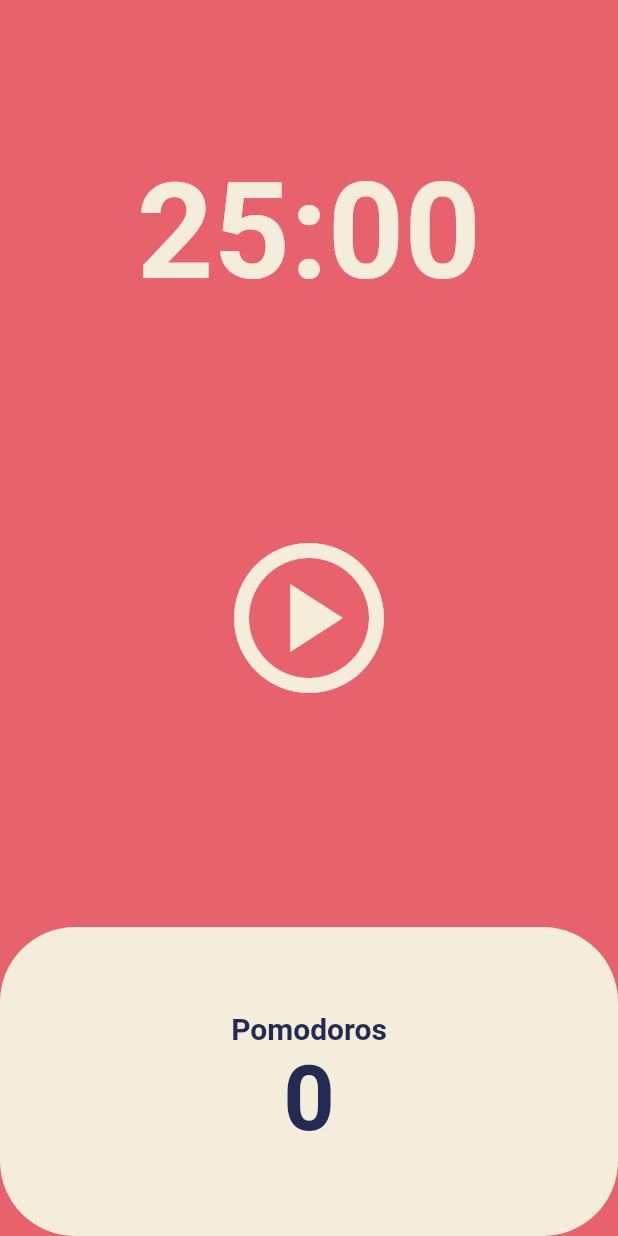
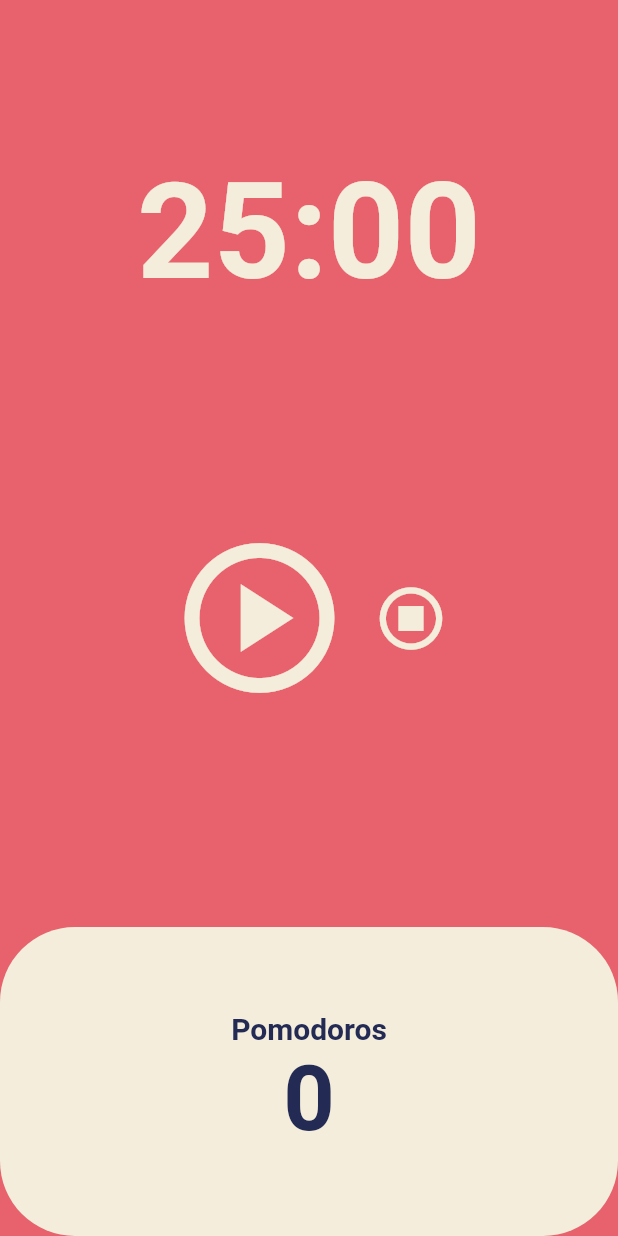
Before and after one commit to Kang-Seonggyu/Nomad_flutter_webtoon, a Flutter app: the screen it shows after launch, on a phone screen of 412 x 824 dp. Run offline on Flutter 3.47's test engine with Material 2 defaults, Android fonts, the phone set to English and light mode, and no system bars.

Commit message:
Feat: Code Challenge(리셋 버튼)

```diff
--- a/lib/screens/home_screen.dart
+++ b/lib/screens/home_screen.dart
@@ -47,6 +47,15 @@ class _HomeScreenState extends State<HomeScreen> {
     });
   }
 
+  void onResetPressed() {
+    timer.cancel();
+
+    setState(() {
+      isRunning = false;
+      totalSeconds = twentyfiveMin;
+    });
+  }
+
   String format(int seconds) {
     var duration = Duration(seconds: seconds);
     return duration.toString().split('.').first.substring(2, 7);
@@ -74,13 +83,24 @@ class _HomeScreenState extends State<HomeScreen> {
           Flexible(
             flex: 2,
             child: Center(
-              child: IconButton(
+              child: Row(
+                mainAxisAlignment: MainAxisAlignment.center,
+                children: [
+                  IconButton(
                     iconSize: 120,
                     color: Theme.of(context).cardColor,
                     onPressed: isRunning ? onPausePressed : onStartPressed,
                     icon: Icon(isRunning
                         ? Icons.pause_circle_outline
                         : Icons.play_circle_outlined),
+                  ),
+                  IconButton(
+                    iconSize: 50,
+                    color: Theme.of(context).cardColor,
+                    onPressed: onResetPressed,
+                    icon: const Icon(Icons.stop_circle_outlined),
+                  )
+                ],
               ),
             ),
           ),
```
Lines whose indentation alone changed are shown as unchanged.
